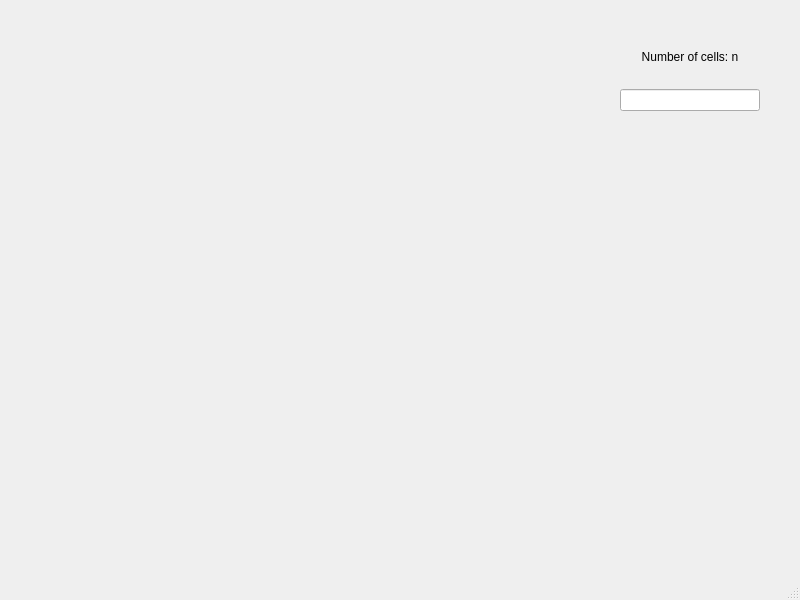
Qt form Puzzle_Jakub_Jaszczak/mainwindow.ui (JakubJaszczak/Puzzle) before a commit.
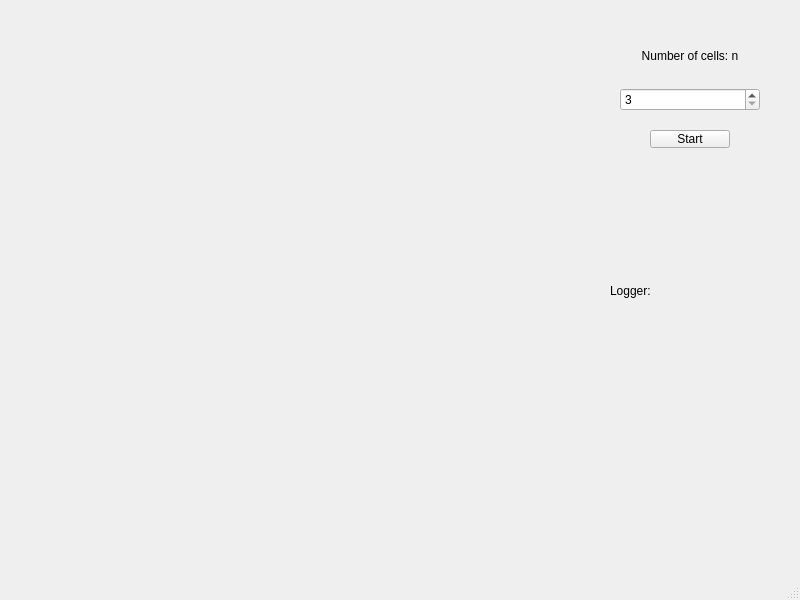
The same form after that commit.

Patch:
```diff
--- a/Puzzle_Jakub_Jaszczak/mainwindow.ui
+++ b/Puzzle_Jakub_Jaszczak/mainwindow.ui
@@ -41,17 +41,43 @@
       </widget>
      </item>
      <item>
-      <widget class="QLineEdit" name="lineEdit">
-       <property name="contextMenuPolicy">
-        <enum>Qt::DefaultContextMenu</enum>
+      <widget class="QSpinBox" name="sB_numberOfCells">
+       <property name="minimum">
+        <number>3</number>
        </property>
-       <property name="alignment">
-        <set>Qt::AlignCenter</set>
+       <property name="maximum">
+        <number>9</number>
        </property>
       </widget>
      </item>
     </layout>
    </widget>
+   <widget class="QLabel" name="logger">
+    <property name="geometry">
+     <rect>
+      <x>610</x>
+      <y>160</y>
+      <width>161</width>
+      <height>261</height>
+     </rect>
+    </property>
+    <property name="text">
+     <string>Logger:</string>
+    </property>
+   </widget>
+   <widget class="QPushButton" name="pushButton">
+    <property name="geometry">
+     <rect>
+      <x>650</x>
+      <y>130</y>
+      <width>80</width>
+      <height>18</height>
+     </rect>
+    </property>
+    <property name="text">
+     <string>Start</string>
+    </property>
+   </widget>
   </widget>
   <widget class="QMenuBar" name="menubar">
    <property name="geometry">
```
